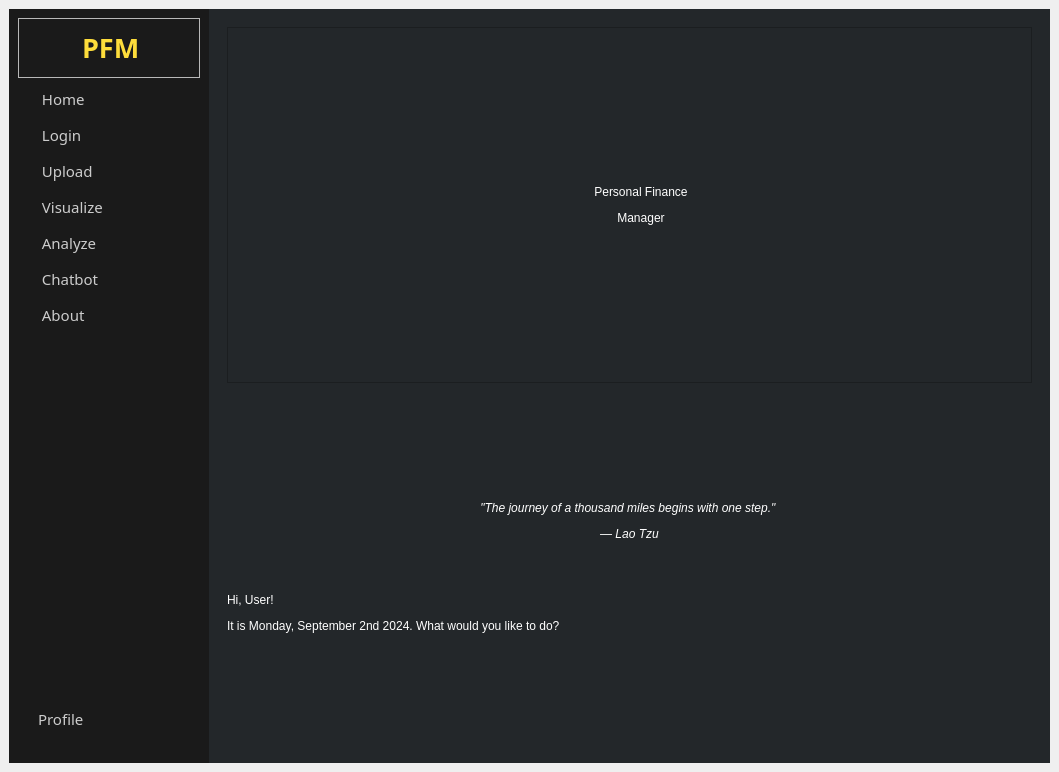
Before: the Qt Designer form UI/Master.ui in AtlasCJr/pfm, drawn with Qt 5.
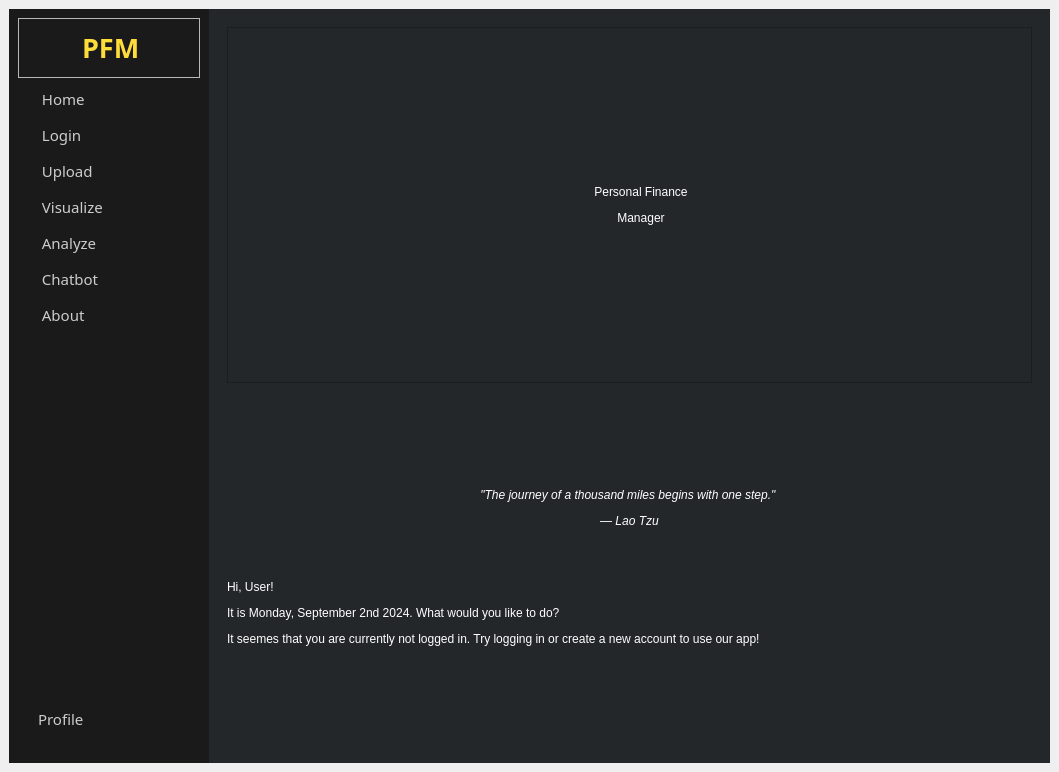
After: the same form once the commit is applied. The open tabs and pages were chosen to show the change. Icons and pictures are not drawn.

Commit message: Added TOS page, dynamic Login button

```diff
--- a/UI/Master.ui
+++ b/UI/Master.ui
@@ -492,7 +492,7 @@
               <string notr="true">color: rgb(255, 255, 255);</string>
              </property>
              <property name="text">
-              <string>&lt;html&gt;&lt;head/&gt;&lt;body&gt;&lt;p align=&quot;center&quot;&gt;&lt;span style=&quot; font-style:italic;&quot;&gt;&amp;quot;The journey of a thousand miles begins with one step.&amp;quot; &lt;/span&gt;&lt;/p&gt;&lt;p align=&quot;center&quot;&gt;&lt;span style=&quot; font-style:italic;&quot;&gt;— Lao Tzu&lt;/span&gt;&lt;/p&gt;&lt;p align=&quot;center&quot;&gt;&lt;br/&gt;&lt;/p&gt;&lt;p&gt;Hi, User!&lt;/p&gt;&lt;p&gt;It is Monday, September 2nd 2024. What would you like to do?&lt;/p&gt;&lt;/body&gt;&lt;/html&gt;</string>
+              <string>&lt;html&gt;&lt;head/&gt;&lt;body&gt;&lt;p align=&quot;center&quot;&gt;&lt;span style=&quot; font-style:italic;&quot;&gt;&amp;quot;The journey of a thousand miles begins with one step.&amp;quot; &lt;/span&gt;&lt;/p&gt;&lt;p align=&quot;center&quot;&gt;&lt;span style=&quot; font-style:italic;&quot;&gt;— Lao Tzu&lt;/span&gt;&lt;/p&gt;&lt;p align=&quot;center&quot;&gt;&lt;br/&gt;&lt;/p&gt;&lt;p&gt;Hi, User!&lt;/p&gt;&lt;p&gt;It is Monday, September 2nd 2024. What would you like to do?&lt;/p&gt;&lt;p&gt;It seemes that you are currently not logged in. Try logging in or create a new account to use our app!&lt;/p&gt;&lt;/body&gt;&lt;/html&gt;</string>
              </property>
              <property name="wordWrap">
               <bool>true</bool>
```
Left out of the diff: 5 changed lines with no effect on the pictures. The commit also changes 5 other files.
